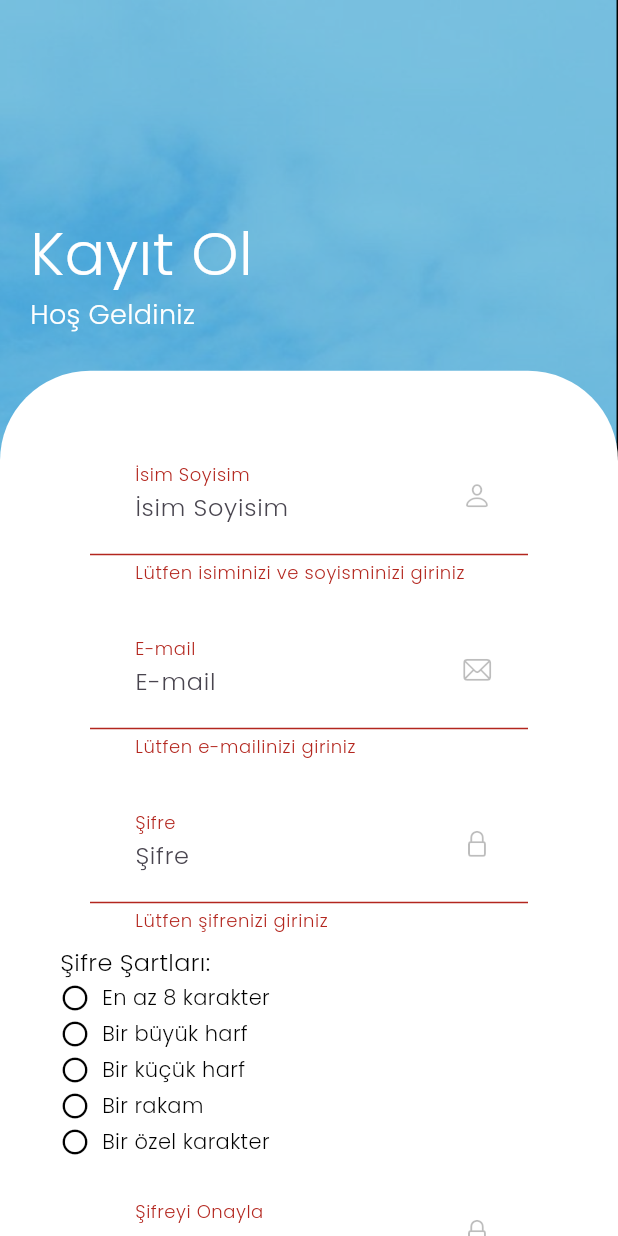
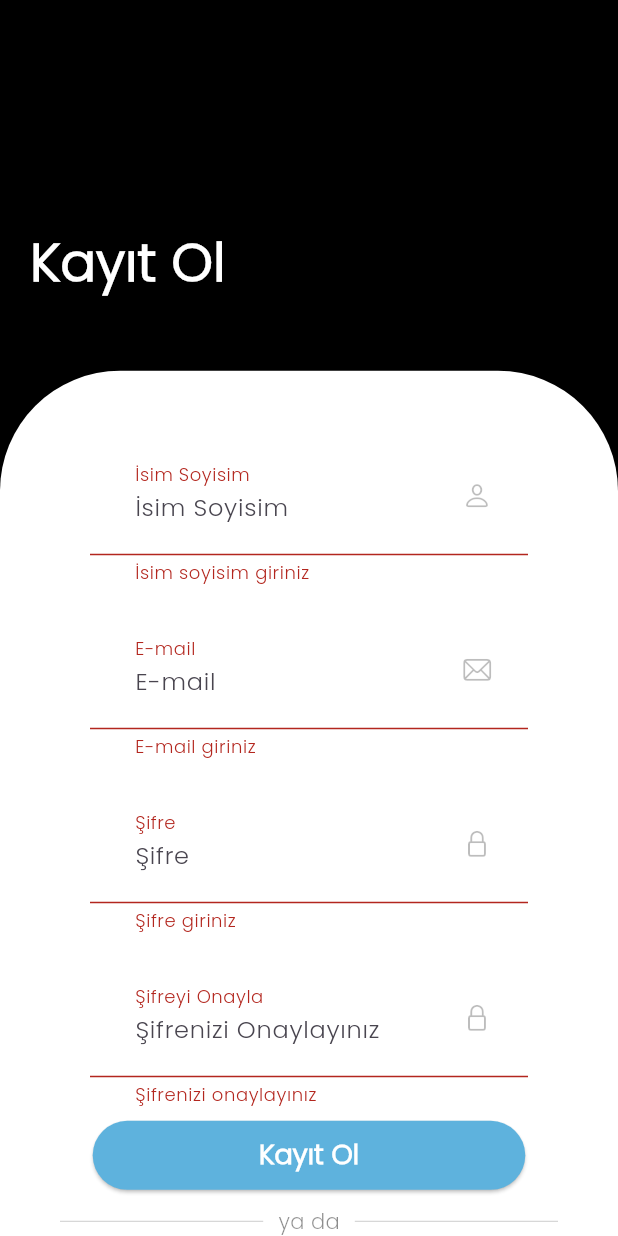
Before and after one commit to cankirkgz/Ternai, a Flutter app: the SignUpPage screen opened directly, after a tap on "Kayıt Ol", on a phone screen of 412 x 824 dp. Run offline on Flutter 3.47's test engine with Material 3 defaults, Android fonts, the phone set to English and light mode, and no system bars; our stand-ins replace animated_bottom_navigation_bar, cloud_firestore, dropdown_search, firebase_auth, firebase_core, firebase_storage and 10 more; accounts and stored records are empty.

Commit message:
şifre şartları

```diff
--- a/lib/views/authentication_screens/login_page.dart
+++ b/lib/views/authentication_screens/login_page.dart
@@ -92,8 +92,8 @@ class _LoginPageState extends State<LoginPage> {
               decoration: const BoxDecoration(
                 color: Colors.white,
                 borderRadius: BorderRadius.only(
-                  topLeft: Radius.circular(100),
-                  topRight: Radius.circular(100),
+                  topLeft: Radius.circular(80),
+                  topRight: Radius.circular(80),
                 ),
               ),
               height: screenHeight * 0.7,
--- a/lib/views/authentication_screens/signup_page.dart
+++ b/lib/views/authentication_screens/signup_page.dart
@@ -30,41 +30,7 @@ class _SignUpPageState extends State<SignUpPage> {
   bool _hasDigit = false;
   bool _hasSpecialChar = false;
   bool _hasMinLength = false;
-
-  String? _usernameValidator(String? value) {
-    if (value == null || value.isEmpty) {
-      return 'Lütfen isiminizi ve soyisminizi giriniz';
-    }
-    return null;
-  }
-
-  String? _emailValidator(String? value) {
-    if (value == null || value.isEmpty) {
-      return 'Lütfen e-mailinizi giriniz';
-    }
-    final emailRegex = RegExp(r'^[^@]+@[^@]+\.[^@]+');
-    if (!emailRegex.hasMatch(value)) {
-      return 'Geçerli bir e-mail giriniz';
-    }
-    return null;
-  }
-
-  String? _passwordValidator(String? value) {
-    if (value == null || value.isEmpty) {
-      return 'Lütfen şifrenizi giriniz';
-    }
-    return null;
-  }
-
-  String? _confirmPasswordValidator(String? value) {
-    if (value == null || value.isEmpty) {
-      return 'Lütfen şifrenizi onaylayınız';
-    }
-    if (value != _passwordController.text) {
-      return 'Şifreler eşleşmiyor';
-    }
-    return null;
-  }
+  bool _showPasswordConditions = false;
 
   void _validatePassword(String value) {
     setState(() {
@@ -74,6 +40,15 @@ class _SignUpPageState extends State<SignUpPage> {
       _hasSpecialChar = value.contains(RegExp(r'[!@#$%^&*(),.?":{}|<>]'));
       _hasMinLength = value.length >= 8;
     });
+  }
+
+  @override
+  void dispose() {
+    _usernameController.dispose();
+    _emailController.dispose();
+    _passwordController.dispose();
+    _confirmPasswordController.dispose();
+    super.dispose();
   }
 
   @override
@@ -89,15 +64,12 @@ class _SignUpPageState extends State<SignUpPage> {
           Positioned.fill(
             child: Container(
               decoration: const BoxDecoration(
-                image: DecorationImage(
-                  image: AssetImage("assets/images/login_background.png"),
-                  fit: BoxFit.cover,
-                ),
+                color: Colors.black,
               ),
               child: const Column(
                 crossAxisAlignment: CrossAxisAlignment.start,
                 children: <Widget>[
-                  SizedBox(height: 60),
+                  SizedBox(height: 70),
                   Padding(
                     padding: EdgeInsets.only(left: 20, top: 80),
                     child: Column(
@@ -107,14 +79,8 @@ class _SignUpPageState extends State<SignUpPage> {
                           "Kayıt Ol",
                           style: TextStyle(
                             color: Colors.white,
-                            fontSize: 40,
-                          ),
-                        ),
-                        Text(
-                          "Hoş Geldiniz",
-                          style: TextStyle(
-                            color: Colors.white,
-                            fontSize: 18,
+                            fontSize: 35,
+                            fontWeight: FontWeight.w800,
                           ),
                         ),
                       ],
@@ -130,16 +96,15 @@ class _SignUpPageState extends State<SignUpPage> {
               decoration: const BoxDecoration(
                 color: Colors.white,
                 borderRadius: BorderRadius.only(
-                  topLeft: Radius.circular(60),
-                  topRight: Radius.circular(60),
+                  topLeft: Radius.circular(80),
+                  topRight: Radius.circular(80),
                 ),
               ),
               height: screenHeight * 0.7,
               width: double.infinity,
               child: SingleChildScrollView(
                 child: Padding(
-                  padding:
-                      const EdgeInsets.symmetric(horizontal: 40, vertical: 15),
+                  padding: const EdgeInsets.symmetric(horizontal: 40, vertical: 15),
                   child: Form(
                     key: _formKey,
                     child: Column(
@@ -168,7 +133,13 @@ class _SignUpPageState extends State<SignUpPage> {
                           suffixIcon: CupertinoIcons.lock,
                           validator: _passwordValidator,
                           onChanged: _validatePassword,
+                          onTap: () {
+                            setState(() {
+                              _showPasswordConditions = true;
+                            });
+                          },
                         ),
+                        if (_showPasswordConditions)
                           Column(
                             crossAxisAlignment: CrossAxisAlignment.start,
                             children: [
@@ -206,8 +177,7 @@ class _SignUpPageState extends State<SignUpPage> {
                                 Navigator.pushReplacement(
                                   context,
                                   MaterialPageRoute(
-                                      builder: (context) =>
-                                          const BirthDateSelectPage()),
+                                      builder: (context) => const BirthDateSelectPage()),
                                 );
                               } catch (e) {
                                 ScaffoldMessenger.of(context).showSnackBar(
@@ -240,8 +210,7 @@ class _SignUpPageState extends State<SignUpPage> {
                                     Navigator.push(
                                       context,
                                       MaterialPageRoute(
-                                          builder: (context) =>
-                                              const LoginPage()),
+                                          builder: (context) => const LoginPage()),
                                     );
                                   },
                                   child: const Text(
@@ -268,6 +237,41 @@ class _SignUpPageState extends State<SignUpPage> {
     );
   }
 
+  String? _usernameValidator(String? value) {
+    if (value == null || value.isEmpty) {
+      return 'İsim soyisim giriniz';
+    }
+    return null;
+  }
+
+  String? _emailValidator(String? value) {
+    if (value == null || value.isEmpty) {
+      return 'E-mail giriniz';
+    }
+    // Burada daha fazla e-mail doğrulama ekleyebilirsiniz
+    return null;
+  }
+
+  String? _passwordValidator(String? value) {
+    if (value == null || value.isEmpty) {
+      return 'Şifre giriniz';
+    }
+    if (!_hasUpperCase || !_hasLowerCase || !_hasDigit || !_hasSpecialChar || !_hasMinLength) {
+      return 'Şifre kriterlerine uymuyor';
+    }
+    return null;
+  }
+
+  String? _confirmPasswordValidator(String? value) {
+    if (value == null || value.isEmpty) {
+      return 'Şifrenizi onaylayınız';
+    }
+    if (value != _passwordController.text) {
+      return 'Şifreler eşleşmiyor';
+    }
+    return null;
+  }
+
   Widget _buildPasswordCondition(String condition, bool isValid) {
     return Padding(
       padding: const EdgeInsets.symmetric(vertical: 2.0),
--- a/lib/views/widgets/custom_text_field.dart
+++ b/lib/views/widgets/custom_text_field.dart
@@ -12,7 +12,7 @@ class CustomTextField extends StatelessWidget {
   final bool enabled;
   final TextInputType keyboardType;
   final void Function(String)? onChanged;
-  final void Function()? onTap; // Burayı ekleyin
+  final void Function()? onTap;
 
   const CustomTextField({
     required this.controller,
@@ -26,7 +26,7 @@ class CustomTextField extends StatelessWidget {
     this.enabled = true,
     this.keyboardType = TextInputType.text,
     this.onChanged,
-    this.onTap, // Burayı ekleyin
+    this.onTap,
     Key? key,
   }) : super(key: key);
 
@@ -39,6 +39,8 @@ class CustomTextField extends StatelessWidget {
         keyboardType: keyboardType,
         obscureText: obscureText,
         enabled: enabled,
+        onChanged: onChanged,
+        onTap: onTap,
         decoration: InputDecoration(
           labelText: labelText,
           hintText: hintText,
```
Lines whose indentation alone changed are shown as unchanged.
